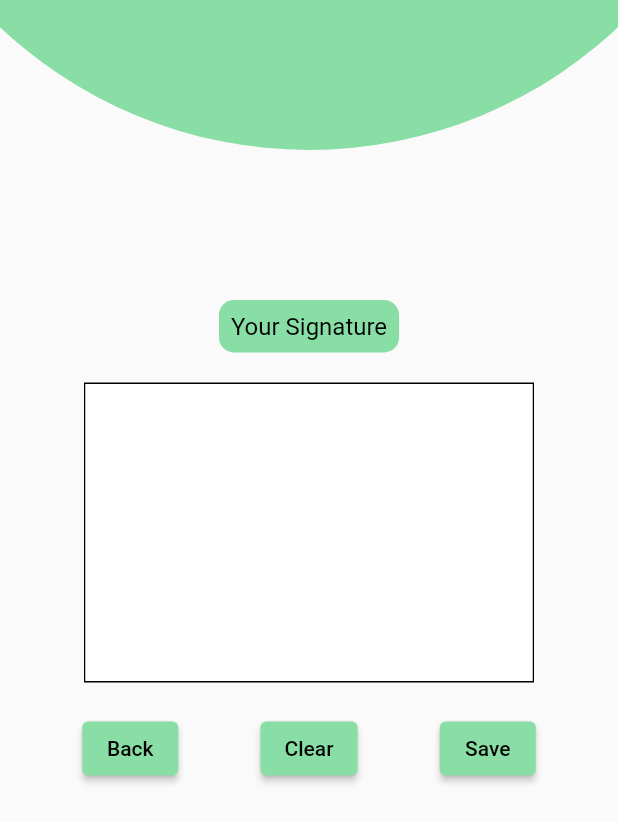
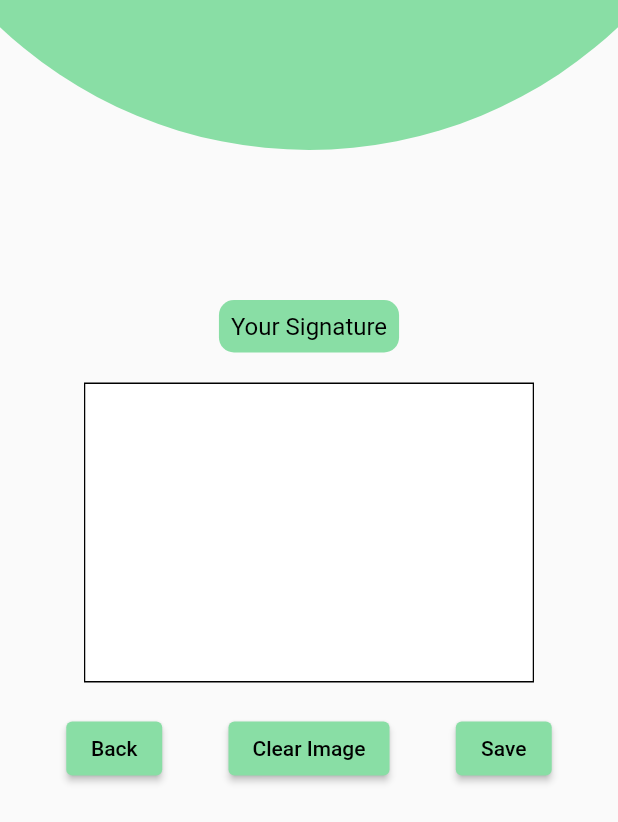
Before and after one commit to BJIT-RnD/HRIS, a Flutter app: the screen it shows after launch, after a tap on "Save", on a phone screen of 412 x 824 dp. Shown: the top 822 px of the screen. Run offline on Flutter 3.47's test engine with Material 2 defaults, Android fonts, the phone set to English and light mode, and no system bars; drawn by our look-alikes of signature; our stand-ins replace firebase_core, firebase_messaging, flutter_local_notifications, get, image_picker, introduction_screen and 3 more; accounts and stored records are empty.

Commit message:
- Made signature view functional - Saved signature as image - Clear image

```diff
--- a/lib/view/signature_view.dart
+++ b/lib/view/signature_view.dart
@@ -1,10 +1,13 @@
+// signature_view.dart
+import 'dart:io';
+
 import 'package:flutter/material.dart';
 import 'package:get/get.dart';
-import 'package:navigation_demo/view/profile_view.dart';
 import '../viewmodel/signature_viewmodel.dart';
 import 'package:signature/signature.dart';
 import '../utils/half_circle_painter.dart';
 import '../utils/reusable_text_widget.dart';
+import 'package:navigation_demo/view/profile_view.dart';
 
 class SignatureView extends StatelessWidget {
   final viewModel = Get.put(SignatureViewModel());
@@ -31,8 +34,29 @@ class SignatureView extends StatelessWidget {
             ),
           ),
           const SizedBox(height: 20),
-          // Signature field
-          Container(
+          // Use FutureBuilder to handle asynchronous operations
+          // signature_view.dart
+          // signature_view.dart
+          Obx(() {
+            final imagePath = viewModel.signatureImagePath.value;
+
+            return FutureBuilder<String>(
+              future: imagePath.isNotEmpty
+                  ? Future.value(imagePath)
+                  : viewModel.getSignatureImagePath(),
+              builder: (context, snapshot) {
+                if (snapshot.connectionState == ConnectionState.waiting) {
+                  return CircularProgressIndicator();
+                } else if (snapshot.hasError) {
+                  return Text('Error: ${snapshot.error}');
+                } else if (snapshot.hasData &&
+                    File(snapshot.data!).existsSync()) {
+                  return Image.file(
+                    File(snapshot.data!),
+                    height: 200,
+                  );
+                } else {
+                  return Container(
                     width: 300,
                     height: 200,
                     decoration: BoxDecoration(
@@ -44,7 +68,11 @@ class SignatureView extends StatelessWidget {
                       width: 300,
                       backgroundColor: Colors.white,
                     ),
-          ),
+                  );
+                }
+              },
+            );
+          }),
           // Row of buttons at the bottom
           const SizedBox(height: 20),
           Row(
@@ -64,7 +92,27 @@ class SignatureView extends StatelessWidget {
                   ),
                 ),
               ),
-              ElevatedButton(
+              // Use Obx to conditionally show Clear Image or Clear Signature button
+              Obx(() {
+                if (viewModel.signatureImagePath.value.isNotEmpty) {
+                  // Display Clear Image button if there's a saved image
+                  return ElevatedButton(
+                    onPressed: () {
+                      viewModel.clearSignatureImage();
+                    },
+                    style: ElevatedButton.styleFrom(
+                      backgroundColor: const Color(0xFF89DEA5),
+                    ),
+                    child: const Text(
+                      'Clear Image',
+                      style: TextStyle(
+                        color: Colors.black,
+                      ),
+                    ),
+                  );
+                } else {
+                  // Display Clear Signature button if there's no saved image
+                  return ElevatedButton(
                     onPressed: () {
                       viewModel.clearSignature();
                     },
@@ -72,15 +120,17 @@ class SignatureView extends StatelessWidget {
                       backgroundColor: const Color(0xFF89DEA5),
                     ),
                     child: const Text(
-                  'Clear',
+                      'Clear Signature',
                       style: TextStyle(
-                    color: Colors.black, // Font color of the button text
+                        color: Colors.black,
                       ),
                     ),
-              ),
+                  );
+                }
+              }),
               ElevatedButton(
-                onPressed: () {
-                  viewModel.saveSignature();
+                onPressed: () async {
+                  await viewModel.saveSignature();
                 },
                 style: ElevatedButton.styleFrom(
                   backgroundColor: const Color(0xFF89DEA5),
--- a/lib/viewmodel/signature_viewmodel.dart
+++ b/lib/viewmodel/signature_viewmodel.dart
@@ -1,32 +1,57 @@
 // signature_viewmodel.dart
+import 'dart:io';
 import 'package:get/get.dart';
-import 'package:flutter/material.dart';
 import 'package:signature/signature.dart';
+import 'package:path_provider/path_provider.dart';
 
 class SignatureViewModel extends GetxController {
-  final _model = SignatureController();
+  final signatureController = SignatureController();
 
-  SignatureController signatureController = SignatureController(
-    penStrokeWidth: 5,
-    penColor: Colors.black,
-    exportBackgroundColor: Colors.white,
-  );
+  RxString signatureImagePath = ''.obs;
 
-  get model => _model;
+  @override
+  void onInit() {
+    super.onInit();
+    // Load the saved signature image path when the ViewModel is initialized
+    loadSignatureImagePath();
+  }
 
   void clearSignature() {
     signatureController.clear();
   }
 
-  void saveSignature() {
-    // Implement saving logic here
-    // e.g., save the signature as an image
-    final signatureImage = signatureController.toImage();
+  Future<void> saveSignature() async {
+    // Export the signature as PNG bytes
+    final signaturePngBytes = await signatureController.toPngBytes();
+
+    // Save the image to the app directory
+    final imagePath = await _getSignatureImagePath();
+    File(imagePath).writeAsBytesSync(signaturePngBytes!);
+
+    // Update signature image path
+    signatureImagePath.value = imagePath;
   }
 
-  void editSignature() {
-    // Example: Allow the user to edit the signature
-    print('Editing signature...');
-    // Add your edit logic here
+  Future<void> loadSignatureImagePath() async {
+    // Get the image path from the app directory
+    signatureImagePath.value = await _getSignatureImagePath();
+  }
+
+  Future<void> clearSignatureImage() async {
+    // Delete the saved image file
+    final imagePath = await _getSignatureImagePath();
+    File(imagePath).deleteSync();
+
+    // Set the signature image path to an empty string
+    signatureImagePath.value = '';
+  }
+
+  Future<String> getSignatureImagePath() async {
+    return await _getSignatureImagePath();
+  }
+
+  Future<String> _getSignatureImagePath() async {
+    final appDir = await getApplicationDocumentsDirectory();
+    return '${appDir.path}/signature_image.png';
   }
 }
--- a/pubspec.yaml
+++ b/pubspec.yaml
@@ -44,7 +44,8 @@ dependencies:
   introduction_screen: ^3.1.8
   http:
   signature:
-
+  image:
+  path_provider:
 dev_dependencies:
   flutter_test:
     sdk: flutter
```
Also changed, not shown: pubspec.lock, 1 other file. Lines whose indentation alone changed are shown as unchanged.
